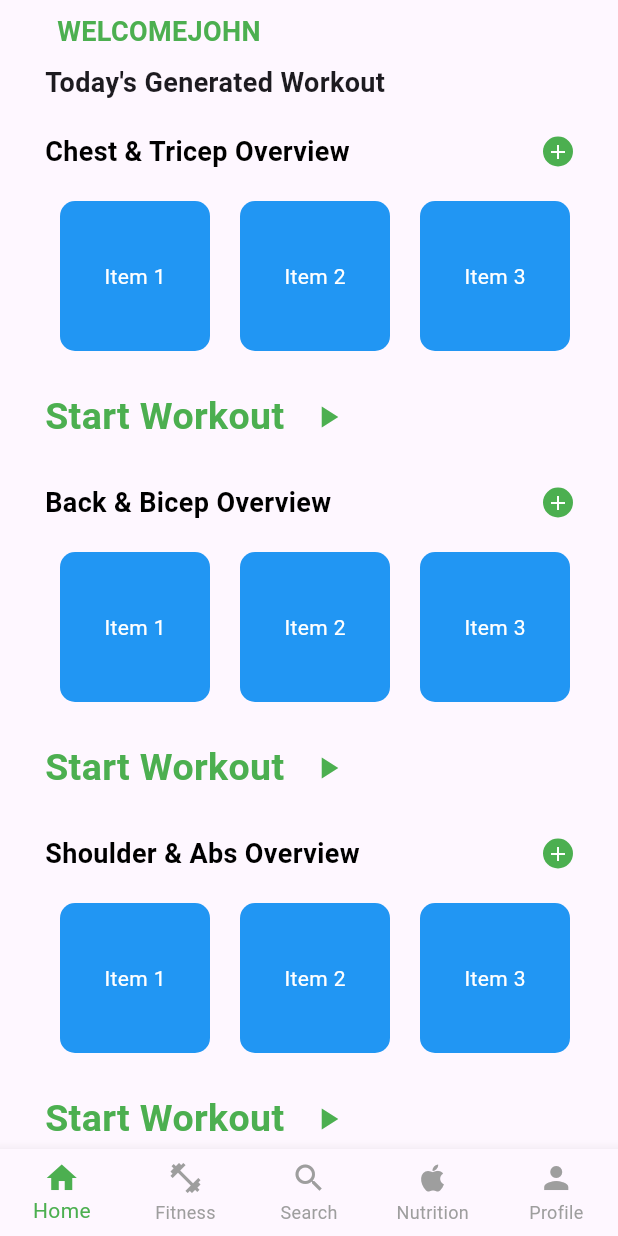
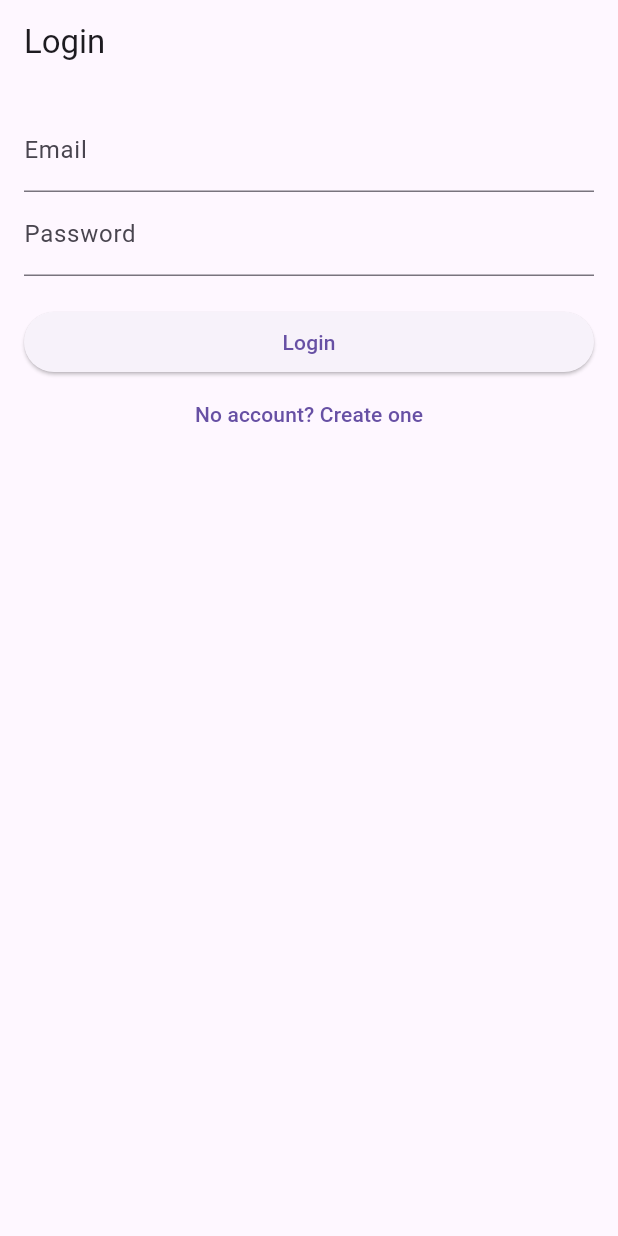
Before and after one commit to AVenti-stack/enbl_alpha, a Flutter app: the screen it shows after launch, on a phone screen of 412 x 824 dp. Run offline on Flutter 3.47's test engine with Material 3 defaults, Android fonts, the phone set to English and light mode, and no system bars.

Commit message:
-Create the login/createaccount pages -Once you create your account your information will be saved into a account information JSON. Email is used as a key to search and then other info stored there as well (culinary pref, allergies, ETC) -Login information is create and savd into seperate JSON file for logindate(email and pass)

```diff
--- /dev/null
+++ b/JSON_files/login_data.json
@@ -0,0 +1 @@
+{"johndoe@test.com":{"password":"test"}}
--- /dev/null
+++ b/JSON_files/user_data.json
@@ -0,0 +1 @@
+{"johndoe@test.com":{"first_name":"John","last_name":"Doe","height":"11' 6\"","birthday":"2000-01-01T00:00:00.000","age":"24","food_preference":"Vegetarian","body_goals":"Build Muscle","allergies":"Gluten","workout_frequency":"5+ Days","experience":"Advanced"}}
--- /dev/null
+++ b/lib/accountCreation/login_page.dart
@@ -0,0 +1,115 @@
+import 'dart:convert';
+import 'dart:io';
+import 'package:flutter/material.dart';
+import 'package:enbl_alpha/accountCreation/account_creation.dart';
+import 'package:enbl_alpha/main.dart';
+
+class LoginPage extends StatefulWidget {
+  const LoginPage({Key? key}) : super(key: key);
+
+  @override
+  _LoginPageState createState() => _LoginPageState();
+}
+
+class _LoginPageState extends State<LoginPage> {
+  final _emailController = TextEditingController();
+  final _passwordController = TextEditingController();
+
+  // Set the hardcoded path for the login data JSON file
+  final String _jsonDirectoryPath = '/Users/giangnguyen/Desktop/enbl_alpha/JSON_files';
+
+  // Get the path for the login data JSON
+  Future<String> _getLoginJsonFilePath() async {
+    final jsonFolder = Directory(_jsonDirectoryPath);
+    if (!(await jsonFolder.exists())) {
+      await jsonFolder.create(recursive: true); // Create the folder if it doesn't exist
+    }
+    return '${jsonFolder.path}/login_data.json'; // Path for login info JSON
+  }
+
+  // Function to check login credentials
+  Future<void> _login() async {
+    // Get file path for login data
+    final filePath = await _getLoginJsonFilePath();
+    final file = File(filePath);
+
+    if (await file.exists()) {
+      // Read the content of the login_data.json file
+      String fileContent = await file.readAsString();
+      Map<String, dynamic> loginData = jsonDecode(fileContent);
+
+      // Get the email and password from the form, and convert email to lowercase
+      String email = _emailController.text.toLowerCase();
+      String password = _passwordController.text;
+
+      // Check if the email exists in the JSON file (case-insensitive)
+      if (loginData.containsKey(email)) {
+        // If email exists, check if the password matches
+        if (loginData[email]['password'] == password) {
+          // Successful login: Navigate to the MainScreen
+          Navigator.pushReplacement(
+            context,
+            MaterialPageRoute(builder: (context) => const MainScreen()), // Navigate to MainScreen
+          );
+        } else {
+          // Show error message if password doesn't match
+          ScaffoldMessenger.of(context).showSnackBar(
+            const SnackBar(content: Text('Incorrect password. Please try again.')),
+          );
+        }
+      } else {
+        // Show error message if email is not found
+        ScaffoldMessenger.of(context).showSnackBar(
+          const SnackBar(content: Text('Email not found. Please create an account.')),
+        );
+      }
+    } else {
+      // If login_data.json doesn't exist, prompt the user to create an account
+      ScaffoldMessenger.of(context).showSnackBar(
+        const SnackBar(content: Text('No user data found. Please create an account.')),
+      );
+    }
+  }
+
+  @override
+  Widget build(BuildContext context) {
+    return Scaffold(
+      appBar: AppBar(
+        title: const Text('Login'),
+      ),
+      body: Padding(
+        padding: const EdgeInsets.all(16.0),
+        child: Column(
+          crossAxisAlignment: CrossAxisAlignment.stretch,
+          children: [
+            TextFormField(
+              controller: _emailController,
+              decoration: const InputDecoration(labelText: 'Email'),
+              keyboardType: TextInputType.emailAddress,
+            ),
+            TextFormField(
+              controller: _passwordController,
+              decoration: const InputDecoration(labelText: 'Password'),
+              obscureText: true,
+            ),
+            const SizedBox(height: 20),
+            ElevatedButton(
+              onPressed: _login,  // Call the login function
+              child: const Text('Login'),
+            ),
+            TextButton(
+              onPressed: () {
+                // Navigate to the CreateAccountPage if the user needs to create an account
+                Navigator.push(
+                  context,
+                  MaterialPageRoute(builder: (context) => const CreateAccountPage()),
+                );
+              },
+              child: const Text('No account? Create one'),
+            ),
+          ],
+        ),
+      ),
+    );
+  }
+}
--- a/lib/main.dart
+++ b/lib/main.dart
@@ -4,6 +4,8 @@ import 'package:enbl_alpha/homepage/main_food_page.dart';
 import 'package:enbl_alpha/nutritionpage/nutrition_page.dart';
 import 'package:enbl_alpha/profilepage/profile_page.dart';
 import 'package:enbl_alpha/searchpage/search_page.dart';
+import 'package:enbl_alpha/accountCreation/account_creation.dart'; // Update this to the correct path
+import 'package:enbl_alpha/accountCreation/login_page.dart'; // Correct path for account creation
 
 void main() {
   runApp(const MyApp());
@@ -20,11 +22,12 @@ class MyApp extends StatelessWidget {
       theme: ThemeData(
         primarySwatch: Colors.blue,
       ),
-      home: const MainScreen(),
+      home: const LoginPage(), // Show the LoginPage when the app starts
     );
   }
 }
 
+// MainScreen with Bottom Navigation Bar
 class MainScreen extends StatefulWidget {
   const MainScreen({Key? key}) : super(key: key);
 
@@ -35,28 +38,26 @@ class MainScreen extends StatefulWidget {
 class _MainScreenState extends State<MainScreen> {
   int _selectedIndex = 0;
 
-  // List of pages for navigation
+  // List of pages for the BottomNavigationBar
   static final List<Widget> _pages = <Widget>[
-    MainFoodPage(),      // Your MainFoodPage
-    FitnessPage(),       // Your FitnessPage
-    SearchPage(),        // Your SearchPage
-    NutritionPage(),     // Your NutritionPage
-    ProfilePage(),       // Your ProfilePage
+    MainFoodPage(),
+    FitnessPage(),
+    SearchPage(),
+    NutritionPage(),
+    ProfilePage(),
   ];
 
-  // Handle tap on bottom navigation bar
+  // Function to handle taps on the BottomNavigationBar
   void _onItemTapped(int index) {
     setState(() {
-      _selectedIndex = index; // Update the index to switch pages
+      _selectedIndex = index;
     });
   }
 
   @override
   Widget build(BuildContext context) {
     return Scaffold(
-      body: _pages[_selectedIndex], // Display the selected page
-
-      // Custom Bottom Navigation Bar
+      body: _pages[_selectedIndex],
       bottomNavigationBar: BottomNavigationBar(
         type: BottomNavigationBarType.fixed,
         currentIndex: _selectedIndex,
@@ -83,8 +84,8 @@ class _MainScreenState extends State<MainScreen> {
             label: 'Profile',
           ),
         ],
-        selectedItemColor: Colors.green,     // Set the color of the selected item
-        unselectedItemColor: Colors.grey,    // Set the color of the unselected items
+        selectedItemColor: Colors.green,
+        unselectedItemColor: Colors.grey,
       ),
     );
   }
```
Also changed, not shown: lib/accountCreation/account_creation.dart (added, +422 -0 lines), lib/profilepage/profile_page.dart (+31 -5 lines), pubspec.yaml (+2 -65 lines), pubspec.lock, 7 other files.
